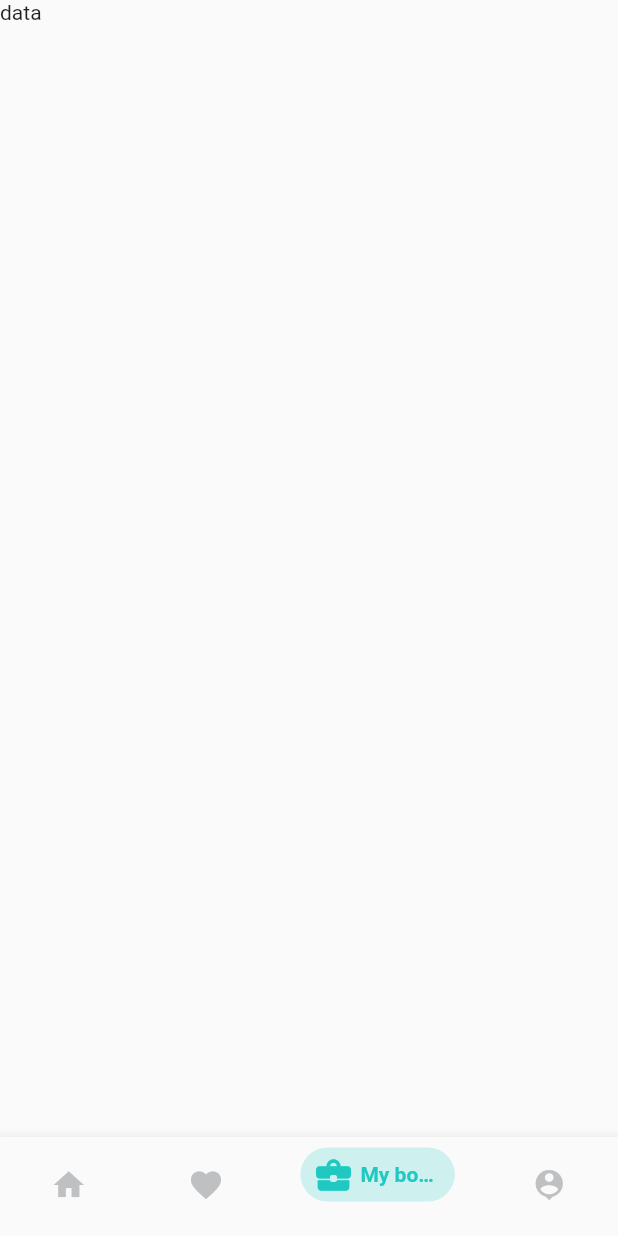
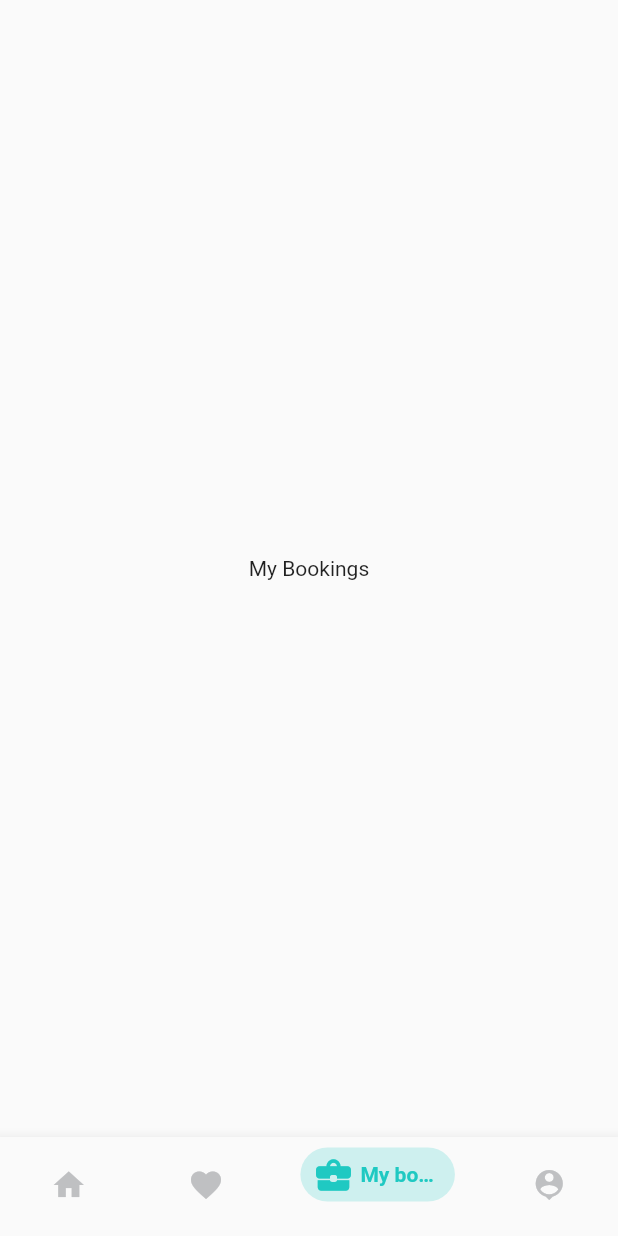
Before and after one commit to mostafaramadanhamed/travel_booking, a Flutter app: the MainView screen opened directly, item 3 of the bottom bar chosen, on a phone screen of 412 x 824 dp. Run offline on Flutter 3.47's test engine with Material 2 defaults, Android fonts, the phone set to English and light mode, and no system bars.

Commit message:
refactor main screen

```diff
--- /dev/null
+++ b/lib/core/utils/constants.dart
@@ -0,0 +1,16 @@
+
+import 'package:flutter/cupertino.dart';
+import 'package:travel_booking/features/home/presentaion/views/home_view.dart';
+
+const kPages=[
+ HomeView(),
+  Center(
+    child: Text('Favorite'),
+  ),
+  Center(
+    child: Text('My Bookings'),
+  ),
+  Center(
+    child: Text('Profile'),
+  ),
+];
--- a/lib/features/home/presentaion/views/home_view.dart
+++ b/lib/features/home/presentaion/views/home_view.dart
@@ -1,4 +1,5 @@
 import 'package:flutter/material.dart';
+import 'package:travel_booking/features/home/presentaion/views/widgets/home_view_body.dart';
 
 class  HomeView extends StatelessWidget {
   const  HomeView({Key? key}) : super(key: key);
--- a/lib/features/home/presentaion/views/main_view.dart
+++ b/lib/features/home/presentaion/views/main_view.dart
@@ -1,5 +1,7 @@
 import 'package:flutter/material.dart';
-import 'package:travel_booking/core/app_color.dart';
+import 'package:travel_booking/core/utils/app_color.dart';
+import 'package:travel_booking/core/utils/constants.dart';
+import 'package:travel_booking/features/home/presentaion/views/widgets/bottom_nav_bar_item.dart';
 
 class MainView extends StatefulWidget {
   const MainView({Key? key}) : super(key: key);
@@ -14,7 +16,14 @@ class _MainViewState extends State<MainView> {
   @override
   Widget build(BuildContext context) {
     return Scaffold(
-      bottomNavigationBar: BottomNavigationBar(
+      bottomNavigationBar: buildBottomNavigationBar(context),
+
+      body: kPages[_currentIndex] ,
+    );
+  }
+
+  BottomNavigationBar buildBottomNavigationBar(BuildContext context) {
+    return BottomNavigationBar(
         unselectedIconTheme: const IconThemeData(color: AppColor.kBottomNavIconColor),
         items: [
       bottomNavigationBarItem(icon: Icons.home, toolTip: 'Home',context: context ),
@@ -24,50 +33,12 @@ class _MainViewState extends State<MainView> {
 
     ],
   onTap: (index) {
-      // When a tab is tapped, update the state to reflect the selected tab
     setState(() {
       _currentIndex = index;
     });
   },
     currentIndex: _currentIndex,
       type: BottomNavigationBarType.shifting,
-      ),
-
-      body: const Column(
-        children: [Text('data')],
-      ),
     );
   }
 }
-
-BottomNavigationBarItem bottomNavigationBarItem({
-  required IconData icon,
-  required String toolTip,
-required BuildContext context,
-
-})=> BottomNavigationBarItem(
-  icon: Icon(icon),
-  label: '',
-  tooltip: toolTip,
-  activeIcon: Container(
-    decoration: BoxDecoration(
-      borderRadius: BorderRadius.circular(32),
-      color: AppColor.kPrimaryColor.withOpacity(.2),
-    ),
-    padding: const EdgeInsets.symmetric(vertical: 4,horizontal: 8),
-    width: MediaQuery.of(context).size.width/4,
-    child:  Row(
-      mainAxisAlignment: MainAxisAlignment.center,
-      children: [
-        Icon(icon,color:AppColor.kPrimaryColor,size: 28,),
-        const SizedBox(width: 4,),
-        Expanded(
-          child: Text(toolTip,style: const TextStyle(
-            color: AppColor.kPrimaryColor,
-            fontWeight: FontWeight.w600,
-          ),),
-        ),
-      ],
-    ),
-  ),
-);
--- /dev/null
+++ b/lib/features/home/presentaion/views/widgets/bottom_nav_bar_item.dart
@@ -0,0 +1,38 @@
+
+
+
+import 'package:flutter/material.dart';
+
+import '../../../../../core/utils/app_color.dart';
+
+BottomNavigationBarItem bottomNavigationBarItem({
+  required IconData icon,
+  required String toolTip,
+  required BuildContext context,
+
+})=> BottomNavigationBarItem(
+  icon: Icon(icon),
+  label: '',
+  tooltip: toolTip,
+  activeIcon: Container(
+    decoration: BoxDecoration(
+      borderRadius: BorderRadius.circular(32),
+      color: AppColor.kPrimaryColor.withOpacity(.2),
+    ),
+    padding: const EdgeInsets.symmetric(vertical: 4,horizontal: 8),
+    width: MediaQuery.of(context).size.width/4,
+    child:  Row(
+      mainAxisAlignment: MainAxisAlignment.center,
+      children: [
+        Icon(icon,color:AppColor.kPrimaryColor,size: 28,),
+        const SizedBox(width: 4,),
+        Expanded(
+          child: Text(toolTip,style: const TextStyle(
+            color: AppColor.kPrimaryColor,
+            fontWeight: FontWeight.w600,
+          ),),
+        ),
+      ],
+    ),
+  ),
+);
--- /dev/null
+++ b/lib/features/home/presentaion/views/widgets/home_view_body.dart
@@ -0,0 +1,14 @@
+import 'package:flutter/material.dart';
+
+class HomeViewBody extends StatelessWidget {
+  const HomeViewBody({Key? key}) : super(key: key);
+
+  @override
+  Widget build(BuildContext context) {
+    return Column(
+      children: [
+
+      ],
+    );
+  }
+}
```
Also changed, not shown: lib/core/utils/app_color.dart (renamed from lib/core/app_color.dart). Lines whose indentation alone changed are shown as unchanged.
